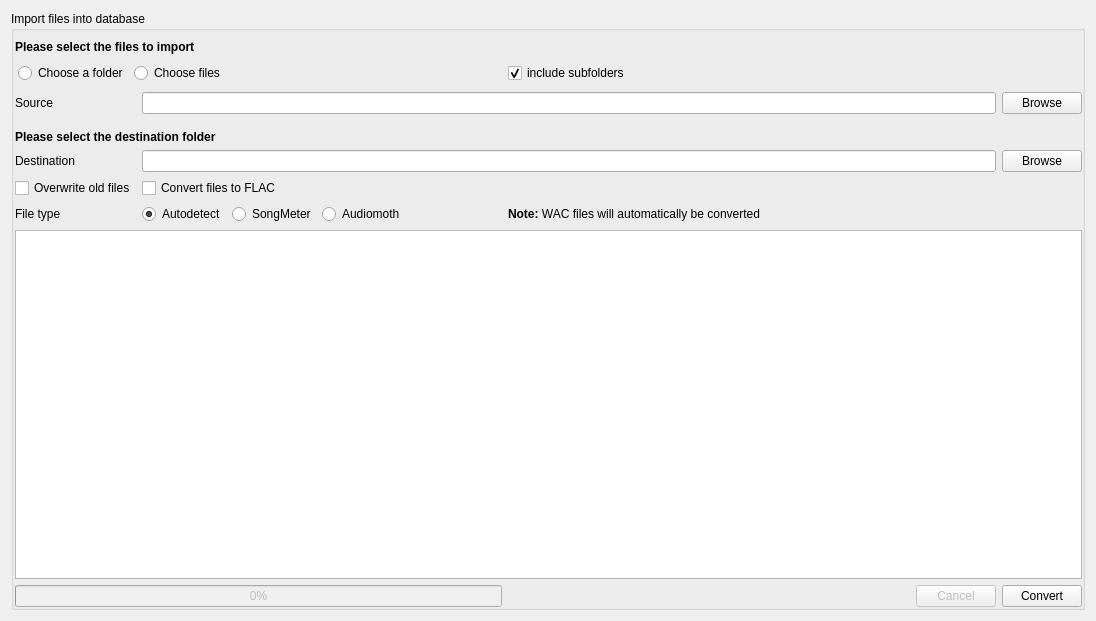
The window that gui/widgets/dbmanager/ui/fileimport.ui (Vin985/ecosongs) describes before a commit, drawn with Qt 5.
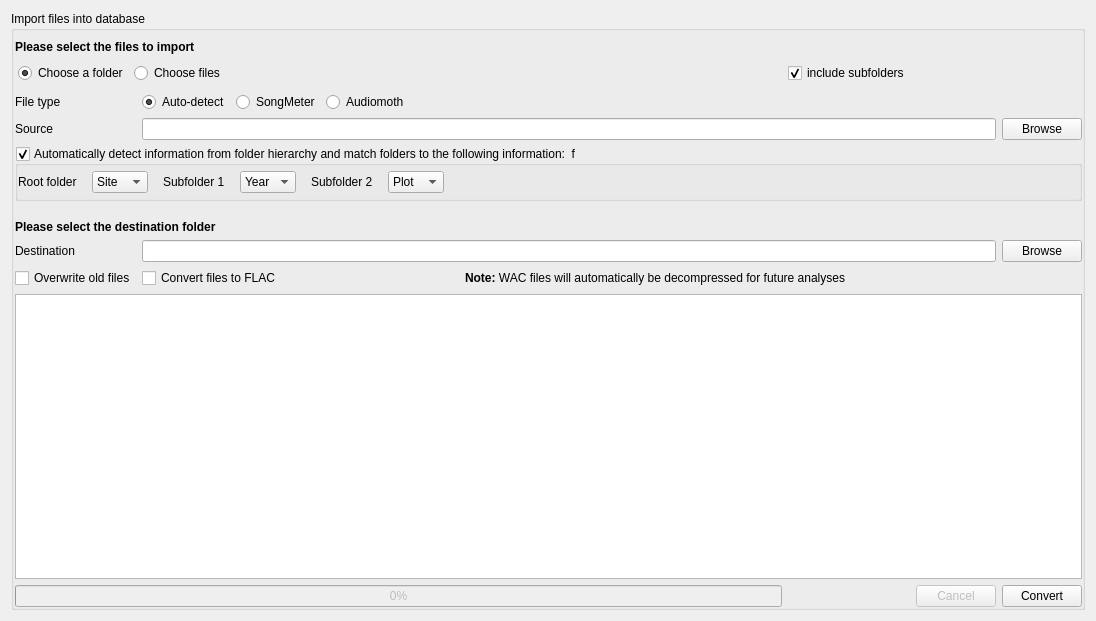
The same window after the commit.

What changed in the file:
```diff
--- a/gui/widgets/dbmanager/ui/fileimport.ui
+++ b/gui/widgets/dbmanager/ui/fileimport.ui
@@ -11,11 +11,14 @@
    </rect>
   </property>
   <property name="windowTitle">
-   <string>Form</string>
+   <string>Import files</string>
   </property>
   <layout class="QHBoxLayout" name="horizontalLayout_5">
    <item>
     <widget class="QGroupBox" name="groupBox">
+     <property name="enabled">
+      <bool>true</bool>
+     </property>
      <property name="title">
       <string>Import files into database</string>
      </property>
@@ -34,7 +37,52 @@
         <property name="verticalSpacing">
          <number>6</number>
         </property>
-        <item row="1" column="0" colspan="2">
+        <item row="6" column="0">
+         <spacer name="verticalSpacer">
+          <property name="orientation">
+           <enum>Qt::Vertical</enum>
+          </property>
+          <property name="sizeType">
+           <enum>QSizePolicy::Maximum</enum>
+          </property>
+          <property name="sizeHint" stdset="0">
+           <size>
+            <width>20</width>
+            <height>13</height>
+           </size>
+          </property>
+         </spacer>
+        </item>
+        <item row="12" column="0">
+         <widget class="QCheckBox" name="overwrite_2">
+          <property name="sizePolicy">
+           <sizepolicy hsizetype="Maximum" vsizetype="Fixed">
+            <horstretch>0</horstretch>
+            <verstretch>0</verstretch>
+           </sizepolicy>
+          </property>
+          <property name="text">
+           <string>Overwrite old files</string>
+          </property>
+         </widget>
+        </item>
+        <item row="3" column="0">
+         <widget class="QLabel" name="sourceLabel_2">
+          <property name="maximumSize">
+           <size>
+            <width>169</width>
+            <height>16777215</height>
+           </size>
+          </property>
+          <property name="text">
+           <string>Source</string>
+          </property>
+          <property name="margin">
+           <number>5</number>
+          </property>
+         </widget>
+        </item>
+        <item row="1" column="0" colspan="3">
          <layout class="QHBoxLayout" name="horizontalLayout_4">
           <property name="sizeConstraint">
            <enum>QLayout::SetDefaultConstraint</enum>
@@ -65,6 +113,9 @@
             <property name="checked">
              <bool>true</bool>
             </property>
+            <attribute name="buttonGroup">
+             <string notr="true">buttonGroup</string>
+            </attribute>
            </widget>
           </item>
           <item>
@@ -87,184 +138,14 @@
             <property name="checked">
              <bool>false</bool>
             </property>
+            <attribute name="buttonGroup">
+             <string notr="true">buttonGroup</string>
+            </attribute>
            </widget>
           </item>
          </layout>
         </item>
-        <item row="10" column="0" colspan="5">
-         <widget class="QTextEdit" name="logConsole_2">
-          <property name="sizePolicy">
-           <sizepolicy hsizetype="Preferred" vsizetype="Expanding">
-            <horstretch>0</horstretch>
-            <verstretch>0</verstretch>
-           </sizepolicy>
-          </property>
-         </widget>
-        </item>
-        <item row="11" column="4">
-         <widget class="QPushButton" name="convertBtn_2">
-          <property name="text">
-           <string>Convert</string>
-          </property>
-         </widget>
-        </item>
-        <item row="11" column="0" colspan="2">
-         <widget class="QProgressBar" name="progressBar_2">
-          <property name="enabled">
-           <bool>false</bool>
-          </property>
-          <property name="value">
-           <number>0</number>
-          </property>
-         </widget>
-        </item>
-        <item row="7" column="0">
-         <widget class="QLabel" name="destinationLabel_2">
-          <property name="text">
-           <string>Destination</string>
-          </property>
-          <property name="margin">
-           <number>5</number>
-          </property>
-         </widget>
-        </item>
-        <item row="7" column="4">
-         <widget class="QPushButton" name="destBrowseBtn_2">
-          <property name="text">
-           <string>Browse</string>
-          </property>
-         </widget>
-        </item>
-        <item row="2" column="4">
-         <widget class="QPushButton" name="srcBrowseBtn_2">
-          <property name="sizePolicy">
-           <sizepolicy hsizetype="Maximum" vsizetype="Fixed">
-            <horstretch>0</horstretch>
-            <verstretch>0</verstretch>
-           </sizepolicy>
-          </property>
-          <property name="text">
-           <string>Browse</string>
-          </property>
-         </widget>
-        </item>
-        <item row="8" column="0">
-         <widget class="QCheckBox" name="overwrite_2">
-          <property name="sizePolicy">
-           <sizepolicy hsizetype="Maximum" vsizetype="Fixed">
-            <horstretch>0</horstretch>
-            <verstretch>0</verstretch>
-           </sizepolicy>
-          </property>
-          <property name="text">
-           <string>Overwrite old files</string>
-          </property>
-         </widget>
-        </item>
-        <item row="8" column="1">
-         <widget class="QCheckBox" name="checkBox_2">
-          <property name="text">
-           <string>Convert files to FLAC</string>
-          </property>
-         </widget>
-        </item>
-        <item row="0" column="0" colspan="5">
-         <widget class="QLabel" name="label">
-          <property name="minimumSize">
-           <size>
-            <width>0</width>
-            <height>0</height>
-           </size>
-          </property>
-          <property name="text">
-           <string>&lt;b&gt;Please select the files to import&lt;/b&gt;</string>
-          </property>
-          <property name="margin">
-           <number>5</number>
-          </property>
-         </widget>
-        </item>
-        <item row="11" column="3" alignment="Qt::AlignRight">
-         <widget class="QPushButton" name="cancelBtn_2">
-          <property name="enabled">
-           <bool>false</bool>
-          </property>
-          <property name="sizePolicy">
-           <sizepolicy hsizetype="Maximum" vsizetype="Fixed">
-            <horstretch>0</horstretch>
-            <verstretch>0</verstretch>
-           </sizepolicy>
-          </property>
-          <property name="layoutDirection">
-           <enum>Qt::LeftToRight</enum>
-          </property>
-          <property name="text">
-           <string>Cancel</string>
-          </property>
-         </widget>
-        </item>
-        <item row="7" column="1" colspan="3">
-         <widget class="QLineEdit" name="destPathInput_2">
-          <property name="sizePolicy">
-           <sizepolicy hsizetype="MinimumExpanding" vsizetype="Fixed">
-            <horstretch>0</horstretch>
-            <verstretch>0</verstretch>
-           </sizepolicy>
-          </property>
-         </widget>
-        </item>
-        <item row="3" column="0">
-         <spacer name="verticalSpacer">
-          <property name="orientation">
-           <enum>Qt::Vertical</enum>
-          </property>
-          <property name="sizeType">
-           <enum>QSizePolicy::Maximum</enum>
-          </property>
-          <property name="sizeHint" stdset="0">
-           <size>
-            <width>20</width>
-            <height>10</height>
-           </size>
-          </property>
-         </spacer>
-        </item>
-        <item row="2" column="1" colspan="3">
-         <widget class="QLineEdit" name="srcPathInput_2">
-          <property name="sizePolicy">
-           <sizepolicy hsizetype="MinimumExpanding" vsizetype="Fixed">
-            <horstretch>0</horstretch>
-            <verstretch>0</verstretch>
-           </sizepolicy>
-          </property>
-          <property name="maximumSize">
-           <size>
-            <width>16777215</width>
-            <height>16777215</height>
-           </size>
-          </property>
-         </widget>
-        </item>
-        <item row="1" column="2">
-         <widget class="QCheckBox" name="isRecursive_2">
-          <property name="enabled">
-           <bool>true</bool>
-          </property>
-          <property name="sizePolicy">
-           <sizepolicy hsizetype="Maximum" vsizetype="Fixed">
-            <horstretch>0</horstretch>
-            <verstretch>0</verstretch>
-           </sizepolicy>
-          </property>
-          <property name="text">
-           <string>include subfolders</string>
-          </property>
-          <property name="checked">
-           <bool>true</bool>
-          </property>
-         </widget>
-        </item>
-        <item row="4" column="0" colspan="5">
+        <item row="8" column="0" colspan="5">
          <widget class="QLabel" name="label_2">
           <property name="text">
            <string>&lt;b&gt;Please select the destination folder&lt;/b&gt;</string>
@@ -277,7 +158,44 @@
           </property>
          </widget>
         </item>
-        <item row="9" column="0">
+        <item row="11" column="1" colspan="4">
+         <widget class="QLineEdit" name="destPathInput_2">
+          <property name="sizePolicy">
+           <sizepolicy hsizetype="MinimumExpanding" vsizetype="Fixed">
+            <horstretch>0</horstretch>
+            <verstretch>0</verstretch>
+           </sizepolicy>
+          </property>
+         </widget>
+        </item>
+        <item row="11" column="0">
+         <widget class="QLabel" name="destinationLabel_2">
+          <property name="text">
+           <string>Destination</string>
+          </property>
+          <property name="margin">
+           <number>5</number>
+          </property>
+         </widget>
+        </item>
+        <item row="15" column="0" colspan="3">
+         <widget class="QProgressBar" name="progressBar_2">
+          <property name="enabled">
+           <bool>false</bool>
+          </property>
+          <property name="value">
+           <number>0</number>
+          </property>
+         </widget>
+        </item>
+        <item row="15" column="5">
+         <widget class="QPushButton" name="convertBtn_2">
+          <property name="text">
+           <string>Convert</string>
+          </property>
+         </widget>
+        </item>
+        <item row="2" column="0">
          <widget class="QLabel" name="label_3">
           <property name="text">
            <string>File type</string>
@@ -287,26 +205,13 @@
           </property>
          </widget>
         </item>
-        <item row="2" column="0">
-         <widget class="QLabel" name="sourceLabel_2">
-          <property name="maximumSize">
-           <size>
-            <width>169</width>
-            <height>16777215</height>
-           </size>
-          </property>
-          <property name="text">
-           <string>Source</string>
-          </property>
-          <property name="margin">
-           <number>5</number>
-          </property>
-         </widget>
-        </item>
-        <item row="9" column="1">
+        <item row="2" column="1" colspan="2">
          <layout class="QHBoxLayout" name="horizontalLayout_6">
           <item>
            <widget class="QRadioButton" name="radioButton">
+            <property name="enabled">
+             <bool>true</bool>
+            </property>
             <property name="sizePolicy">
              <sizepolicy hsizetype="Maximum" vsizetype="Fixed">
               <horstretch>0</horstretch>
@@ -314,11 +219,14 @@
              </sizepolicy>
             </property>
             <property name="text">
-             <string>Autodetect</string>
+             <string>Auto-detect</string>
             </property>
             <property name="checked">
              <bool>true</bool>
             </property>
+            <attribute name="buttonGroup">
+             <string notr="true">buttonGroup_2</string>
+            </attribute>
            </widget>
           </item>
           <item>
@@ -332,6 +240,9 @@
             <property name="text">
              <string>SongMeter</string>
             </property>
+            <attribute name="buttonGroup">
+             <string notr="true">buttonGroup_2</string>
+            </attribute>
            </widget>
           </item>
           <item>
@@ -345,17 +256,300 @@
             <property name="text">
              <string>Audiomoth</string>
             </property>
+            <attribute name="buttonGroup">
+             <string notr="true">buttonGroup_2</string>
+            </attribute>
            </widget>
           </item>
          </layout>
         </item>
-        <item row="9" column="2" colspan="3">
+        <item row="3" column="5">
+         <widget class="QPushButton" name="srcBrowseBtn_2">
+          <property name="sizePolicy">
+           <sizepolicy hsizetype="Maximum" vsizetype="Fixed">
+            <horstretch>0</horstretch>
+            <verstretch>0</verstretch>
+           </sizepolicy>
+          </property>
+          <property name="text">
+           <string>Browse</string>
+          </property>
+         </widget>
+        </item>
+        <item row="1" column="3">
+         <widget class="QCheckBox" name="isRecursive_2">
+          <property name="enabled">
+           <bool>true</bool>
+          </property>
+          <property name="sizePolicy">
+           <sizepolicy hsizetype="Maximum" vsizetype="Fixed">
+            <horstretch>0</horstretch>
+            <verstretch>0</verstretch>
+           </sizepolicy>
+          </property>
+          <property name="text">
+           <string>include subfolders</string>
+          </property>
+          <property name="checked">
+           <bool>true</bool>
+          </property>
+         </widget>
+        </item>
+        <item row="11" column="5">
+         <widget class="QPushButton" name="destBrowseBtn_2">
+          <property name="text">
+           <string>Browse</string>
+          </property>
+         </widget>
+        </item>
+        <item row="15" column="4">
+         <widget class="QPushButton" name="cancelBtn_2">
+          <property name="enabled">
+           <bool>false</bool>
+          </property>
+          <property name="sizePolicy">
+           <sizepolicy hsizetype="Maximum" vsizetype="Fixed">
+            <horstretch>0</horstretch>
+            <verstretch>0</verstretch>
+           </sizepolicy>
+          </property>
+          <property name="layoutDirection">
+           <enum>Qt::LeftToRight</enum>
+          </property>
+          <property name="text">
+           <string>Cancel</string>
+          </property>
+         </widget>
+        </item>
+        <item row="12" column="2" colspan="3">
          <widget class="QLabel" name="label_4">
           <property name="text">
-           <string>&lt;b&gt;Note:&lt;/b&gt; WAC files will automatically be converted</string>
+           <string>&lt;html&gt;&lt;head/&gt;&lt;body&gt;&lt;p&gt;&lt;span style=&quot; font-weight:600;&quot;&gt;Note:&lt;/span&gt; WAC files will automatically be decompressed for future analyses&lt;/p&gt;&lt;/body&gt;&lt;/html&gt;</string>
           </property>
          </widget>
         </item>
+        <item row="12" column="1">
+         <widget class="QCheckBox" name="checkBox_2">
+          <property name="text">
+           <string>Convert files to FLAC</string>
+          </property>
+         </widget>
+        </item>
+        <item row="14" column="0" colspan="6">
+         <widget class="QTextEdit" name="logConsole_2">
+          <property name="sizePolicy">
+           <sizepolicy hsizetype="Preferred" vsizetype="Expanding">
+            <horstretch>0</horstretch>
+            <verstretch>0</verstretch>
+           </sizepolicy>
+          </property>
+         </widget>
+        </item>
+        <item row="0" column="0" colspan="5">
+         <widget class="QLabel" name="label">
+          <property name="enabled">
+           <bool>true</bool>
+          </property>
+          <property name="minimumSize">
+           <size>
+            <width>0</width>
+            <height>0</height>
+           </size>
+          </property>
+          <property name="text">
+           <string>&lt;b&gt;Please select the files to import&lt;/b&gt;</string>
+          </property>
+          <property name="margin">
+           <number>5</number>
+          </property>
+         </widget>
+        </item>
+        <item row="3" column="1" colspan="4">
+         <widget class="QLineEdit" name="srcPathInput_2">
+          <property name="sizePolicy">
+           <sizepolicy hsizetype="MinimumExpanding" vsizetype="Fixed">
+            <horstretch>0</horstretch>
+            <verstretch>0</verstretch>
+           </sizepolicy>
+          </property>
+          <property name="maximumSize">
+           <size>
+            <width>16777215</width>
+            <height>16777215</height>
+           </size>
+          </property>
+         </widget>
+        </item>
+        <item row="4" column="0" colspan="6">
+         <widget class="QGroupBox" name="groupBox_2">
+          <property name="title">
+           <string>Automatically detect information from folder hierarchy and match folders to the following information:  f</string>
+          </property>
+          <property name="flat">
+           <bool>true</bool>
+          </property>
+          <property name="checkable">
+           <bool>true</bool>
+          </property>
+          <layout class="QHBoxLayout" name="horizontalLayout_9">
+           <property name="spacing">
+            <number>0</number>
+           </property>
+           <property name="leftMargin">
+            <number>0</number>
+           </property>
+           <property name="topMargin">
+            <number>5</number>
+           </property>
+           <property name="rightMargin">
+            <number>0</number>
+           </property>
+           <property name="bottomMargin">
+            <number>5</number>
+           </property>
+           <item>
+            <layout class="QHBoxLayout" name="horizontalLayout_8">
+             <property name="spacing">
+              <number>15</number>
+             </property>
+             <item>
+              <widget class="QLabel" name="label_5">
+               <property name="sizePolicy">
+                <sizepolicy hsizetype="Maximum" vsizetype="Preferred">
+                 <horstretch>0</horstretch>
+                 <verstretch>0</verstretch>
+                </sizepolicy>
+               </property>
+               <property name="text">
+                <string>Root folder</string>
+               </property>
+              </widget>
+             </item>
+             <item>
+              <widget class="QComboBox" name="comboBox">
+               <property name="sizePolicy">
+                <sizepolicy hsizetype="Maximum" vsizetype="Fixed">
+                 <horstretch>0</horstretch>
+                 <verstretch>0</verstretch>
+                </sizepolicy>
+               </property>
+               <item>
+                <property name="text">
+                 <string>Site</string>
+                </property>
+               </item>
+               <item>
+                <property name="text">
+                 <string>Year</string>
+                </property>
+               </item>
+               <item>
+                <property name="text">
+                 <string>Plot</string>
+                </property>
+               </item>
+              </widget>
+             </item>
+             <item>
+              <widget class="QLabel" name="label_7">
+               <property name="sizePolicy">
+                <sizepolicy hsizetype="Maximum" vsizetype="Preferred">
+                 <horstretch>0</horstretch>
+                 <verstretch>0</verstretch>
+                </sizepolicy>
+               </property>
+               <property name="text">
+                <string>Subfolder 1</string>
+               </property>
+              </widget>
+             </item>
+             <item>
+              <widget class="QComboBox" name="comboBox_2">
+               <property name="sizePolicy">
+                <sizepolicy hsizetype="Maximum" vsizetype="Fixed">
+                 <horstretch>0</horstretch>
+                 <verstretch>0</verstretch>
+                </sizepolicy>
+               </property>
+               <property name="currentIndex">
+                <number>1</number>
+               </property>
+               <item>
+                <property name="text">
+                 <string>Site</string>
+                </property>
+               </item>
+               <item>
+                <property name="text">
+                 <string>Year</string>
+                </property>
+               </item>
+               <item>
+                <property name="text">
+                 <string>Plot</string>
+                </property>
+               </item>
+              </widget>
+             </item>
+             <item>
+              <widget class="QLabel" name="label_6">
+               <property name="sizePolicy">
+                <sizepolicy hsizetype="Maximum" vsizetype="Preferred">
+                 <horstretch>0</horstretch>
+                 <verstretch>0</verstretch>
+                </sizepolicy>
+               </property>
+               <property name="text">
+                <string>Subfolder 2</string>
+               </property>
+              </widget>
+             </item>
+             <item>
+              <widget class="QComboBox" name="comboBox_3">
+               <property name="sizePolicy">
+                <sizepolicy hsizetype="Maximum" vsizetype="Fixed">
+                 <horstretch>0</horstretch>
+                 <verstretch>0</verstretch>
+                </sizepolicy>
+               </property>
+               <property name="currentIndex">
+                <number>2</number>
+               </property>
+               <item>
+                <property name="text">
+                 <string>Site</string>
+                </property>
+               </item>
+               <item>
+                <property name="text">
+                 <string>Year</string>
+                </property>
+               </item>
+               <item>
+                <property name="text">
+                 <string>Plot</string>
+                </property>
+               </item>
+              </widget>
+             </item>
+             <item>
+              <spacer name="horizontalSpacer">
+               <property name="orientation">
+                <enum>Qt::Horizontal</enum>
+               </property>
+               <property name="sizeHint" stdset="0">
+                <size>
+                 <width>40</width>
+                 <height>20</height>
+                </size>
+               </property>
+              </spacer>
+             </item>
+            </layout>
+           </item>
+          </layout>
+         </widget>
+        </item>
        </layout>
       </item>
      </layout>
```
Left out of the diff: 4 changed lines with no effect on the pictures.
